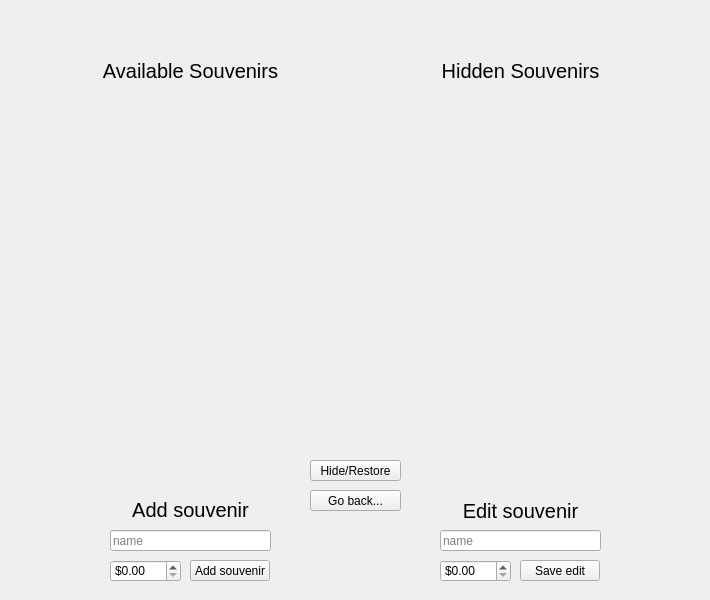
First picture: the form in src/views/adminview.ui, repository minorleaguegrayonassociates/GrayonSlam, before the edit.
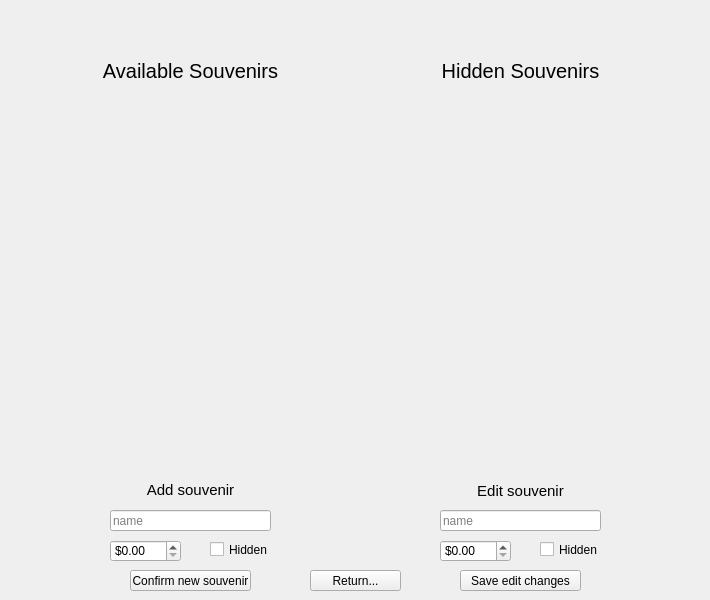
Second picture: the form after the edit. The open tabs and pages were chosen to show the change.

Commit message: Able to edit souvenirs

The edit to the form file:
```diff
--- a/src/views/adminview.ui
+++ b/src/views/adminview.ui
@@ -477,19 +477,6 @@
 QListWidget { background-color: #303030; }</string>
      </property>
     </widget>
-    <widget class="QPushButton" name="pushButton_souvHideRestore">
-     <property name="geometry">
-      <rect>
-       <x>310</x>
-       <y>460</y>
-       <width>91</width>
-       <height>21</height>
-      </rect>
-     </property>
-     <property name="text">
-      <string>Hide/Restore</string>
-     </property>
-    </widget>
     <widget class="QLabel" name="label_souvAvailableListInfo">
      <property name="geometry">
       <rect>
@@ -532,7 +519,7 @@
      <property name="geometry">
       <rect>
        <x>110</x>
-       <y>530</y>
+       <y>510</y>
        <width>161</width>
        <height>21</height>
       </rect>
@@ -545,7 +532,7 @@
      <property name="geometry">
       <rect>
        <x>110</x>
-       <y>560</y>
+       <y>540</y>
        <width>71</width>
        <height>22</height>
       </rect>
@@ -557,27 +544,27 @@
     <widget class="QPushButton" name="pushButton_souvConfirmAdd">
      <property name="geometry">
       <rect>
-       <x>190</x>
-       <y>560</y>
-       <width>80</width>
+       <x>130</x>
+       <y>570</y>
+       <width>121</width>
        <height>21</height>
       </rect>
      </property>
      <property name="text">
-      <string>Add souvenir</string>
+      <string>Confirm new souvenir</string>
      </property>
     </widget>
     <widget class="QLabel" name="label_souvAddInfo">
      <property name="geometry">
       <rect>
        <x>110</x>
-       <y>500</y>
+       <y>480</y>
        <width>161</width>
        <height>20</height>
       </rect>
      </property>
      <property name="styleSheet">
-      <string notr="true">QLabel { font-size: 20px; }</string>
+      <string notr="true">QLabel { font-size: 15px; }</string>
      </property>
      <property name="text">
       <string>Add souvenir</string>
@@ -590,13 +577,13 @@
      <property name="geometry">
       <rect>
        <x>440</x>
-       <y>500</y>
+       <y>480</y>
        <width>161</width>
        <height>21</height>
       </rect>
      </property>
      <property name="styleSheet">
-      <string notr="true">QLabel { font-size: 20px; }</string>
+      <string notr="true">QLabel { font-size: 15px; }</string>
      </property>
      <property name="text">
       <string>Edit souvenir</string>
@@ -609,7 +596,7 @@
      <property name="geometry">
       <rect>
        <x>440</x>
-       <y>530</y>
+       <y>510</y>
        <width>161</width>
        <height>21</height>
       </rect>
@@ -621,21 +608,21 @@
     <widget class="QPushButton" name="pushButton_souvConfirmEdit">
      <property name="geometry">
       <rect>
-       <x>520</x>
-       <y>560</y>
-       <width>80</width>
+       <x>460</x>
+       <y>570</y>
+       <width>121</width>
        <height>21</height>
       </rect>
      </property>
      <property name="text">
-      <string>Save edit</string>
+      <string>Save edit changes</string>
      </property>
     </widget>
     <widget class="QDoubleSpinBox" name="doubleSpinBox_souvEditPrice">
      <property name="geometry">
       <rect>
        <x>440</x>
-       <y>560</y>
+       <y>540</y>
        <width>71</width>
        <height>22</height>
       </rect>
@@ -648,13 +635,39 @@
      <property name="geometry">
       <rect>
        <x>310</x>
-       <y>490</y>
+       <y>570</y>
        <width>91</width>
        <height>21</height>
       </rect>
      </property>
      <property name="text">
-      <string>Go back...</string>
+      <string>Return...</string>
+     </property>
+    </widget>
+    <widget class="QCheckBox" name="checkBox_souvEditHidden">
+     <property name="geometry">
+      <rect>
+       <x>540</x>
+       <y>540</y>
+       <width>61</width>
+       <height>19</height>
+      </rect>
+     </property>
+     <property name="text">
+      <string>Hidden</string>
+     </property>
+    </widget>
+    <widget class="QCheckBox" name="checkBox_souvAddHidden">
+     <property name="geometry">
+      <rect>
+       <x>210</x>
+       <y>540</y>
+       <width>61</width>
+       <height>19</height>
+      </rect>
+     </property>
+     <property name="text">
+      <string>Hidden</string>
      </property>
     </widget>
    </widget>
```
Left out of the diff: 8 changed lines with no effect on the pictures. The commit also changes 2 other files.
